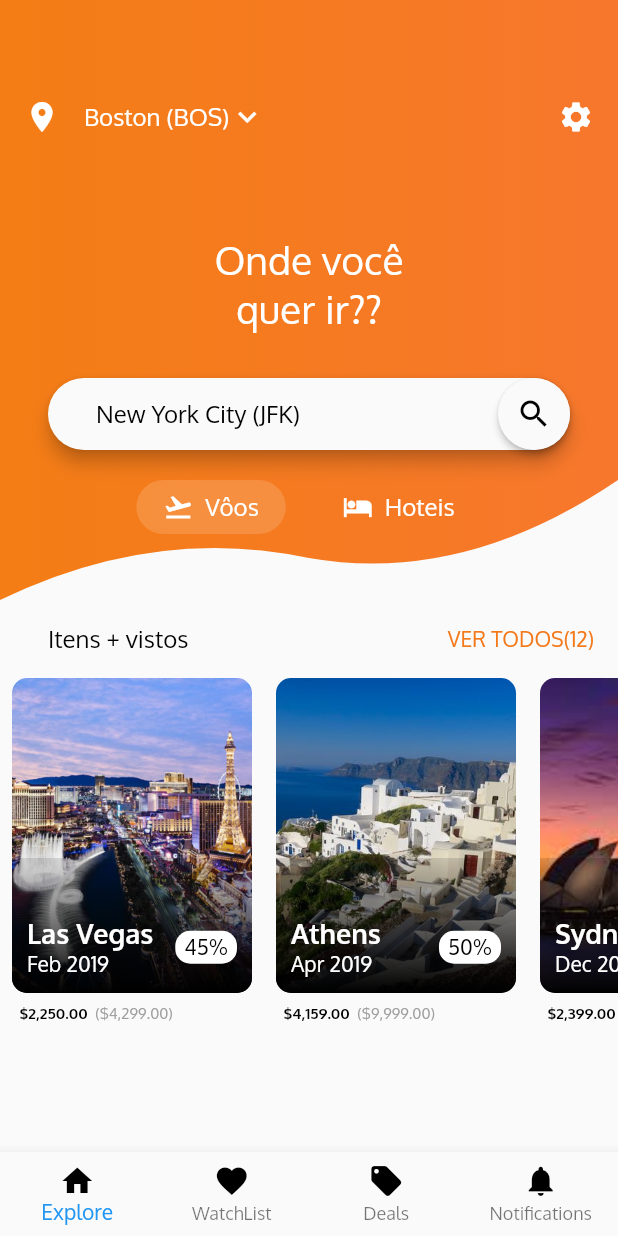
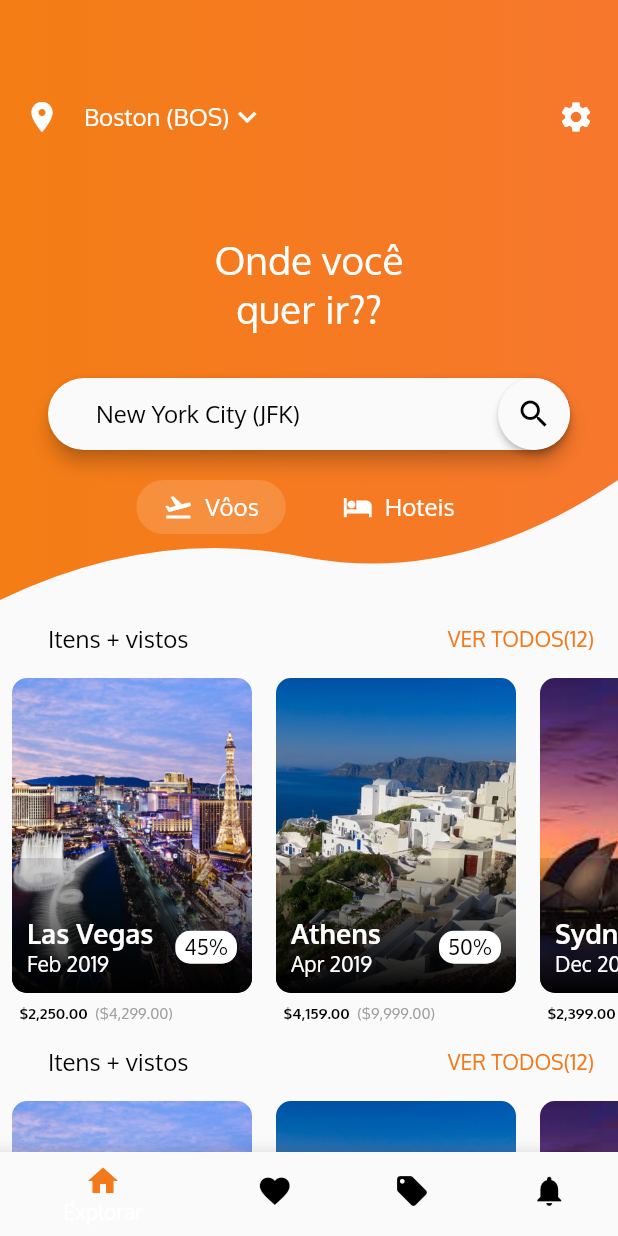
Before and after one commit to MarcioQuimbundo/kiviagem, a Flutter app: the screen it shows after launch, on a phone screen of 412 x 824 dp. Run offline on Flutter 3.47's test engine with Material 2 defaults, Android fonts, the phone set to English and light mode, and no system bars.

Commit message:
homeScreenBottomPart added twice

```diff
--- a/lib/CustomAppBar.dart
+++ b/lib/CustomAppBar.dart
@@ -1,4 +1,5 @@
 import 'package:flutter/material.dart';
+import 'package:kiviagem/main.dart';
 
 class CustomAppBar extends StatelessWidget {
 
@@ -7,14 +8,15 @@ class CustomAppBar extends StatelessWidget {
   CustomAppBar() {
     bottomBarItems.add(
       BottomNavigationBarItem(
+        activeIcon: Icon(Icons.home, color: appTheme.primaryColor),
         icon: Icon(Icons.home, color: Colors.black),
-        title: Text("Explore", style: bottomNavigationBarItemStyle),
+        title: Text("Explorar", style: bottomNavigationBarItemStyle),
       ),
     );
     bottomBarItems.add(
       BottomNavigationBarItem(
         icon: Icon(Icons.favorite, color: Colors.black),
-        title: Text("WatchList", style: bottomNavigationBarItemStyle),
+        title: Text("Favoritos", style: bottomNavigationBarItemStyle),
       ),
     );
     bottomBarItems.add(
@@ -26,15 +28,18 @@ class CustomAppBar extends StatelessWidget {
     bottomBarItems.add(
       BottomNavigationBarItem(
         icon: Icon(Icons.notifications, color: Colors.black),
-        title: Text("Notifications", style: bottomNavigationBarItemStyle),
+        title: Text("Notificações", style: bottomNavigationBarItemStyle),
       ),
     );
   }
   @override
   Widget build(BuildContext context) {
-    return BottomNavigationBar(
-      items: bottomBarItems,
-      type: BottomNavigationBarType.fixed,
+    return Material(
+      elevation: 15.0,
+          child: BottomNavigationBar(
+        items: bottomBarItems,
+        type: BottomNavigationBarType.shifting,
+      ),
     );
   }
 }
--- a/lib/main.dart
+++ b/lib/main.dart
@@ -2,6 +2,7 @@ import 'package:flutter/material.dart';
 import 'package:kiviagem/CustomAppBar.dart';
 import 'package:kiviagem/CustomShapeClipper.dart';
 import 'package:intl/intl.dart';
+
 void main() => runApp(MaterialApp(
       title: "Kiviagem Mock Up",
       debugShowCheckedModeBanner: false,
@@ -20,11 +21,15 @@ class HomeScreen extends StatelessWidget {
   @override
   Widget build(BuildContext context) {
     return Scaffold(
-      body: Column(
+      body: SingleChildScrollView(
+        scrollDirection: Axis.vertical,
+        child: Column(
           children: <Widget>[
             HomeScreenTopPart(),
             homeScreenBottomPart,
+            homeScreenBottomPart,
           ],
+        ),
       ),
       bottomNavigationBar: CustomAppBar(),
     );
@@ -240,14 +245,13 @@ var homeScreenBottomPart = Column(
 );
 
 List<CityCard> cityCards = [
-  CityCard("assets/images/lasvegas.jpg", "Las Vegas", "Feb 2019", "45", 4299,
-      2250),
   CityCard(
-      "assets/images/athens.jpg", "Athens", "Apr 2019", "50", 9999, 4159),
-  CityCard(
-      "assets/images/sydney.jpeg", "Sydney", "Dec 2019", "40", 5999, 2399),
+      "assets/images/lasvegas.jpg", "Las Vegas", "Feb 2019", "45", 4299, 2250),
+  CityCard("assets/images/athens.jpg", "Athens", "Apr 2019", "50", 9999, 4159),
+  CityCard("assets/images/sydney.jpeg", "Sydney", "Dec 2019", "40", 5999, 2399),
 ];
 final formatCurrency = NumberFormat.simpleCurrency();
+
 class CityCard extends StatelessWidget {
   final String imagePath, cityName, monthYear, discount;
   final int oldPrice, newPrice;
@@ -284,10 +288,7 @@ class CityCard extends StatelessWidget {
                         gradient: LinearGradient(
                             begin: Alignment.bottomCenter,
                             end: Alignment.topCenter,
-                        colors: [
-                        Colors.black, Colors.black12
-                      ])
-                    ),
+                            colors: [Colors.black, Colors.black12])),
                   ),
                 ),
                 Positioned(
@@ -314,13 +315,16 @@ class CityCard extends StatelessWidget {
                         ],
                       ),
                       Container(
-                        padding: EdgeInsets.symmetric(horizontal: 6.0, vertical: 2.0),
+                        padding: EdgeInsets.symmetric(
+                            horizontal: 6.0, vertical: 2.0),
                         decoration: BoxDecoration(
                             color: Colors.white,
                             shape: BoxShape.rectangle,
-                            borderRadius: BorderRadius.all(Radius.circular(10.0))),
+                            borderRadius:
+                                BorderRadius.all(Radius.circular(10.0))),
                         child: Text("$discount%",
-                            style: TextStyle(fontSize: 14.0, color: Colors.black)),
+                            style:
+                                TextStyle(fontSize: 14.0, color: Colors.black)),
                       )
                     ],
                   ),
@@ -333,9 +337,17 @@ class CityCard extends StatelessWidget {
             mainAxisAlignment: MainAxisAlignment.start,
             children: <Widget>[
               SizedBox(width: 5.0),
-              Text('${formatCurrency.format(newPrice)}', style: TextStyle(color: Colors.black, fontWeight: FontWeight.bold, fontSize: 10.0)),
+              Text('${formatCurrency.format(newPrice)}',
+                  style: TextStyle(
+                      color: Colors.black,
+                      fontWeight: FontWeight.bold,
+                      fontSize: 10.0)),
               SizedBox(width: 5.0),
-              Text("(${formatCurrency.format(oldPrice)})", style: TextStyle(color: Colors.grey, fontWeight: FontWeight.normal, fontSize: 10.0)),
+              Text("(${formatCurrency.format(oldPrice)})",
+                  style: TextStyle(
+                      color: Colors.grey,
+                      fontWeight: FontWeight.normal,
+                      fontSize: 10.0)),
             ],
           ),
         ],
```
Lines whose indentation alone changed are shown as unchanged.
